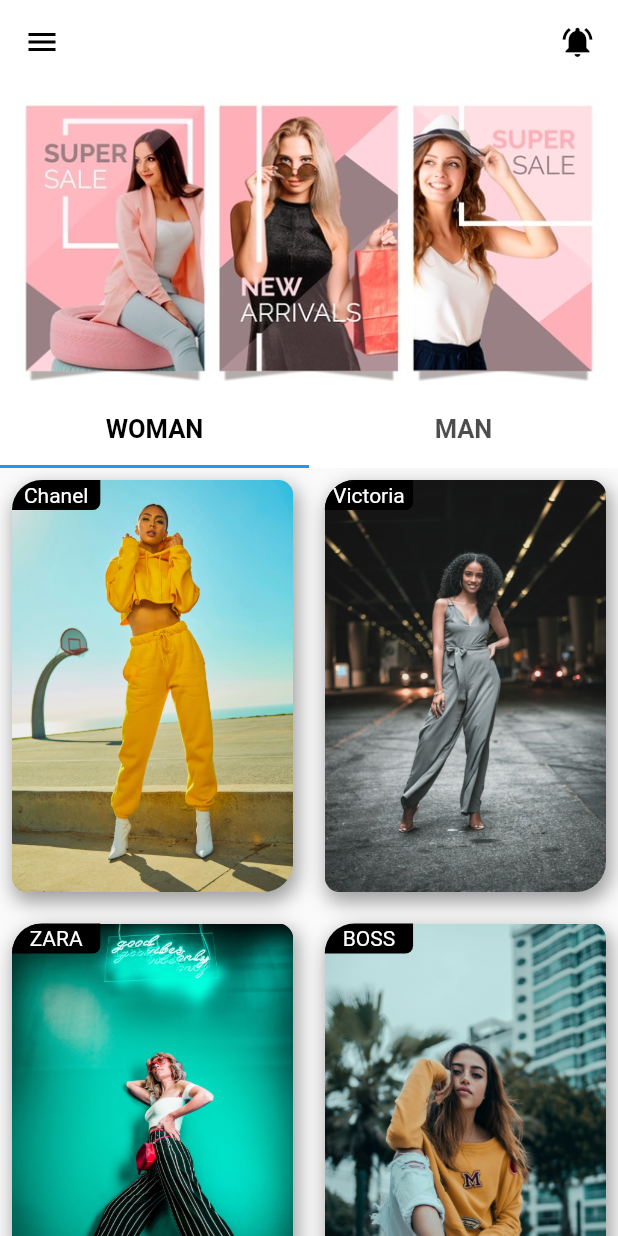
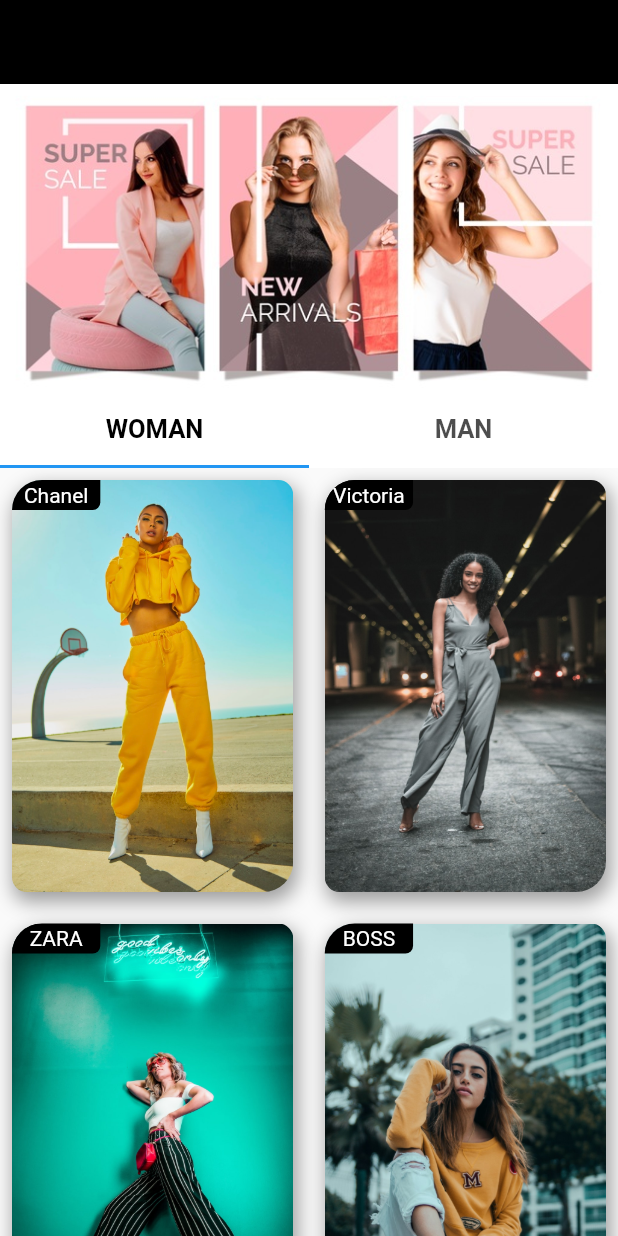
Before and after one commit to leyleygit/clothes_shop, a Flutter app: the screen it shows after launch, on a phone screen of 412 x 824 dp. Run offline on Flutter 3.47's test engine with Material 2 defaults, Android fonts, the light colour scheme and no system bars; our stand-ins replace flutter_swiper, google_fonts; Roboto replaces fonts that are missing (Comicneue).

Commit message:
test_commit

```diff
--- a/lib/pages/home_page.dart
+++ b/lib/pages/home_page.dart
@@ -156,7 +156,7 @@ class _HomePageState extends State<HomePage> with TickerProviderStateMixin {
               0.0),
           child: Scaffold(
             appBar: AppBar(
-              backgroundColor: Colors.white,
+              backgroundColor: Colors.black,
               leading: IconButton(
                 icon: AnimatedIcon(
                   icon: AnimatedIcons.menu_close,
--- a/pubspec.yaml
+++ b/pubspec.yaml
@@ -29,7 +29,7 @@ dependencies:
   # Use with the CupertinoIcons class for iOS style icons.
   cupertino_icons: ^0.1.3
   flutter_swiper: ^1.1.6
-  google_fonts: ^1.1.0
+  google_fonts:
 
 dev_dependencies:
   flutter_test:
```
Also changed, not shown: pubspec.lock.
